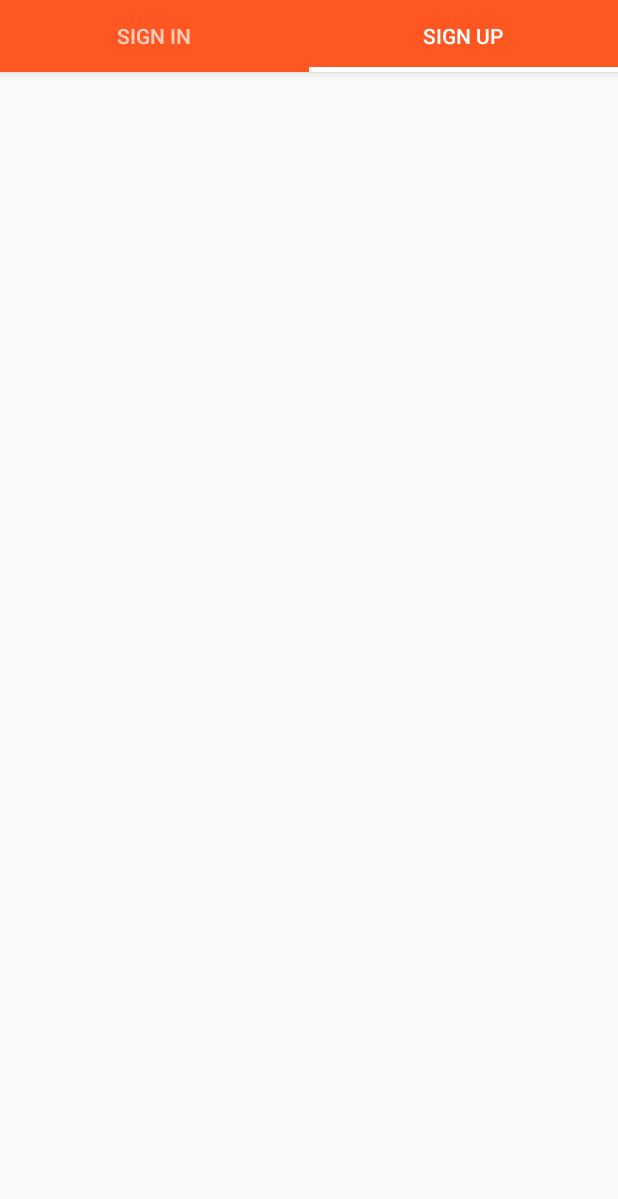
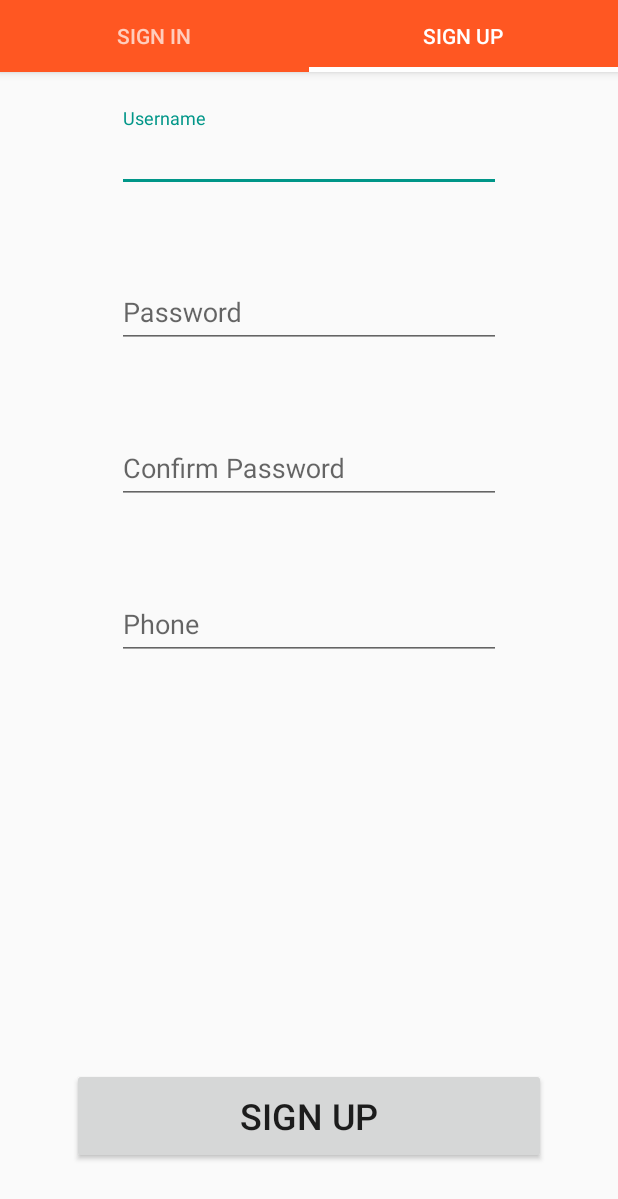
Before and after one commit to HuyTranQ/Dayum, an Android app: the screen it shows after launch (AccessActivity), tab 2 chosen, on a phone screen of 412 x 824 dp. Shown: the top 1199 px of the screen. Run offline under Robolectric (Android 15) with nearby library versions, the phone set to English and light mode, and no system bars.

Commit message:
Update 27-01-2016

```diff
--- /dev/null
+++ b/app/src/main/java/huytranq/dayum/presenters/asyncs/SignUpAsync.java
@@ -0,0 +1,40 @@
+package huytranq.dayum.presenters.asyncs;
+
+import android.app.ProgressDialog;
+import android.content.Context;
+import android.os.AsyncTask;
+
+import huytranq.dayum.models.User;
+
+/**
+ * Created by huytr on 21-01-2016.
+ */
+public class SignUpAsync extends AsyncTask<Void , Void , Void> {
+
+    private Context context;
+    private ProgressDialog progressDialog;
+
+    public SignUpAsync(User user ,
+                       String password ,
+                       Context context) {
+        this.context = context;
+
+        progressDialog = new ProgressDialog(context);
+
+    }
+
+    @Override
+    protected void onPreExecute() {
+        super.onPreExecute();
+    }
+
+    @Override
+    protected Void doInBackground(Void... params) {
+        return null;
+    }
+
+    @Override
+    protected void onPostExecute(Void aVoid) {
+        super.onPostExecute(aVoid);
+    }
+}
--- a/app/src/main/java/huytranq/dayum/views/fragments/access/SignUpFragment.java
+++ b/app/src/main/java/huytranq/dayum/views/fragments/access/SignUpFragment.java
@@ -2,10 +2,13 @@ package huytranq.dayum.views.fragments.access;
 
 
 import android.os.Bundle;
+import android.support.design.widget.TextInputLayout;
 import android.support.v4.app.Fragment;
 import android.view.LayoutInflater;
 import android.view.View;
 import android.view.ViewGroup;
+import android.widget.Button;
+import android.widget.EditText;
 
 import huytranq.dayum.R;
 
@@ -14,6 +17,9 @@ import huytranq.dayum.R;
  */
 public class SignUpFragment extends AccessFragment {
 
+    private EditText username , password , confirm , phone;
+    private TextInputLayout usernameWrapper , passwordWrapper , confirmWrapper , phoneWrapper;
+    private Button submit;
 
     public SignUpFragment() {
         // Required empty public constructor
@@ -24,7 +30,32 @@ public class SignUpFragment extends AccessFragment {
     public View onCreateView(LayoutInflater inflater, ViewGroup container,
                              Bundle savedInstanceState) {
         // Inflate the layout for this fragment
-        return inflater.inflate(R.layout.fragment_sign_up, container, false);
+        View view = inflater.inflate(R.layout.fragment_sign_up, container, false);
+        initialize(view);
+        return view;
+    }
+
+    private void initialize(View view) {
+        username = (EditText) view.findViewById(R.id.fragment_sign_up_username);
+        password = (EditText) view.findViewById(R.id.fragment_sign_up_password);
+        confirm = (EditText) view.findViewById(R.id.fragment_sign_up_confirm);
+        phone = (EditText) view.findViewById(R.id.fragment_sign_up_phone);
+        usernameWrapper = (TextInputLayout) view.findViewById(R.id.fragment_sign_up_usernameWrapper);
+        passwordWrapper = (TextInputLayout) view.findViewById(R.id.fragment_sign_up_passwordWrapper);
+        confirmWrapper = (TextInputLayout) view.findViewById(R.id.fragment_sign_up_confirmWrapper);
+        phoneWrapper = (TextInputLayout) view.findViewById(R.id.fragment_sign_up_phoneWrapper);
+        submit = (Button) view.findViewById(R.id.fragment_sign_up_submit);
+
+        setup();
+    }
+
+    private void setup() {
+        submit.setOnClickListener(new View.OnClickListener() {
+            @Override
+            public void onClick(View v) {
+
+            }
+        });
     }
 
 }
--- a/app/src/main/res/layout/fragment_sign_up.xml
+++ b/app/src/main/res/layout/fragment_sign_up.xml
@@ -1,9 +1,85 @@
-<FrameLayout xmlns:android="http://schemas.android.com/apk/res/android"
+<LinearLayout xmlns:android="http://schemas.android.com/apk/res/android"
     xmlns:tools="http://schemas.android.com/tools"
     android:layout_width="match_parent"
     android:layout_height="match_parent"
-    tools:context="huytranq.dayum.views.fragments.access.SignUpFragment">
+    tools:context="huytranq.dayum.views.fragments.access.SignUpFragment"
+    android:orientation="vertical">
 
+    <android.support.design.widget.TextInputLayout
+        android:layout_width="256dp"
+        android:layout_height="wrap_content"
+        android:hint="Username"
+        android:layout_gravity="center"
+        android:layout_margin="24dp"
+        android:id="@+id/fragment_sign_up_usernameWrapper">
 
+        <EditText
+            android:layout_width="match_parent"
+            android:layout_height="match_parent"
+            android:inputType="text"
+            android:id="@+id/fragment_sign_up_username"/>
 
-</FrameLayout>
+    </android.support.design.widget.TextInputLayout>
+
+    <android.support.design.widget.TextInputLayout
+        android:layout_width="256dp"
+        android:layout_height="wrap_content"
+        android:hint="Password"
+        android:layout_margin="24dp"
+        android:layout_gravity="center"
+        android:id="@+id/fragment_sign_up_passwordWrapper">
+
+        <EditText
+            android:layout_width="match_parent"
+            android:layout_height="match_parent"
+            android:inputType="textPassword"
+            android:id="@+id/fragment_sign_up_password"/>
+
+    </android.support.design.widget.TextInputLayout>
+
+    <android.support.design.widget.TextInputLayout
+        android:layout_width="256dp"
+        android:layout_height="wrap_content"
+        android:hint="Confirm Password"
+        android:layout_margin="24dp"
+        android:layout_gravity="center"
+        android:id="@+id/fragment_sign_up_confirmWrapper">
+
+        <EditText
+            android:layout_width="match_parent"
+            android:layout_height="match_parent"
+            android:inputType="textPassword"
+            android:id="@+id/fragment_sign_up_confirm"/>
+
+    </android.support.design.widget.TextInputLayout>
+
+    <android.support.design.widget.TextInputLayout
+        android:layout_width="256dp"
+        android:layout_height="wrap_content"
+        android:hint="Phone"
+        android:layout_margin="24dp"
+        android:layout_gravity="center"
+        android:id="@+id/fragment_sign_up_phoneWrapper">
+
+        <EditText
+            android:layout_width="match_parent"
+            android:layout_height="match_parent"
+            android:inputType="phone"
+            android:id="@+id/fragment_sign_up_phone"/>
+
+    </android.support.design.widget.TextInputLayout>
+
+    <FrameLayout
+        android:layout_width="match_parent"
+        android:layout_height="match_parent">
+        <Button
+            android:text="SIGN UP"
+            android:textSize="24sp"
+            android:layout_width="match_parent"
+            android:layout_height="64dp"
+            android:layout_gravity="center_horizontal|bottom"
+            android:layout_margin="48dp"
+            android:id="@+id/fragment_sign_up_submit"/>
+    </FrameLayout>
+
+</LinearLayout>
```
